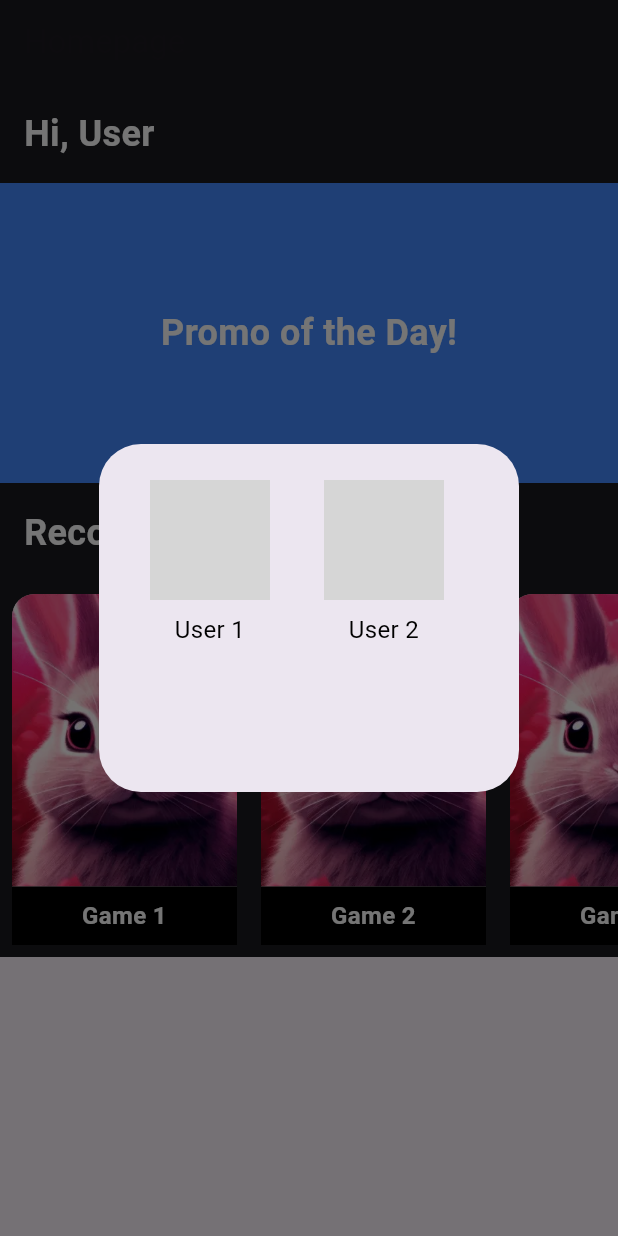
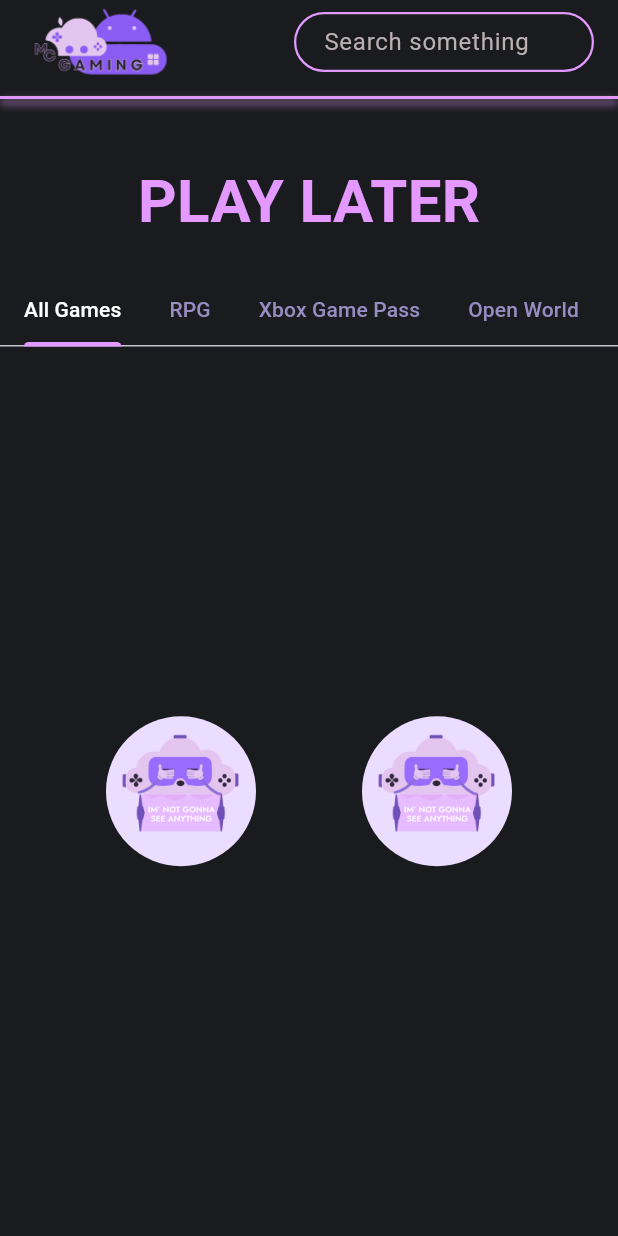
Before and after one commit to JackyZhang2004/McGaming, a Flutter app: the screen it shows after launch, on a phone screen of 412 x 824 dp. Run offline on Flutter 3.47's test engine with Material 3 defaults, Android fonts, the phone set to English and light mode, and no system bars; grey boxes are pictures that could not be loaded.

Commit message:
push play later

```diff
--- a/mcgaming/lib/main.dart
+++ b/mcgaming/lib/main.dart
@@ -1,7 +1,9 @@
 import 'package:flutter/material.dart';
 import 'package:mcgaming/pages/home_page.dart';
 import 'package:mcgaming/pages/login_page.dart';
+import 'package:mcgaming/pages/play_later.dart';
 import 'package:mcgaming/pages/register_page.dart';
+import 'package:mcgaming/pages/splash_screen.dart';
 
 void main() {
   runApp(const MyApp());
@@ -13,9 +15,9 @@
   // This widget is the root of your application.
   @override
   Widget build(BuildContext context) {
-    return MaterialApp(
+    return const MaterialApp(
       debugShowCheckedModeBanner: false,
-      home: HomePage(),
+      home: PlayLater(),
       // home: RegisterPage(),
     );
 
--- /dev/null
+++ b/mcgaming/lib/model/gameDataModel.dart
@@ -0,0 +1,6 @@
+class Gamedatamodel{
+  late final String name, imageURL, developer;
+
+  Gamedatamodel(this.name, this.imageURL, this.developer);
+
+}
--- /dev/null
+++ b/mcgaming/lib/pages/play_later.dart
@@ -0,0 +1,148 @@
+import 'package:flutter/material.dart';
+
+class PlayLater extends StatelessWidget {
+  const PlayLater({super.key});
+
+  @override
+  Widget build(BuildContext context) {
+    return MaterialApp(
+      debugShowCheckedModeBanner: false,
+      home: Scaffold(
+        backgroundColor: const Color(0XFF1A1B1E),
+        appBar: AppBar(
+          backgroundColor: const Color(0XFF1A1B1E),
+          title: Padding(
+            padding: const EdgeInsets.symmetric(vertical: 8.0),
+            child: Row(
+              mainAxisAlignment: MainAxisAlignment.spaceBetween,
+              children: [
+                Row(
+                  children: [
+                    Image.asset(
+                      'lib/images/logo_mcgaming.png',
+                      width: 100.0, // Adjust the size as needed
+                      height: 100.0,
+                    ),
+                    const SizedBox(
+                        width: 10), // Space between the image and text
+                  ],
+                ),
+                const SizedBox(
+                  width:
+                      200.0, // Set the desired width for the search container
+                  height: 40.0, // Adjust the height of the search container
+                  child: TextField(
+                    decoration: InputDecoration(
+                      hintText: "Search something",
+                      hintStyle: TextStyle(
+                        color: Color(0xffBAB0B0),
+                        fontWeight: FontWeight.normal,
+                      ),
+                      filled: true,
+                      fillColor: Color(0xff1A1B1E),
+                      enabledBorder: OutlineInputBorder(
+                        borderRadius: BorderRadius.all(Radius.circular(30.0)),
+                        borderSide: BorderSide(
+                          color: Color(0xffE299FF), // Purple border color
+                          width: 1.5,
+                        ),
+                      ),
+                      focusedBorder: OutlineInputBorder(
+                        borderRadius: BorderRadius.all(Radius.circular(30.0)),
+                        borderSide: BorderSide(
+                          color: Color(0xffE299FF), // Purple border color
+                          width: 2.0,
+                        ),
+                      ),
+                      contentPadding:
+                          EdgeInsets.symmetric(vertical: 0.0, horizontal: 16.0),
+                    ),
+                  ),
+                ),
+              ],
+            ),
+          ),
+          bottom: PreferredSize(
+            preferredSize:
+                const Size.fromHeight(10.0), // Height of the bottom area
+            child: Container(
+              decoration: const BoxDecoration(
+                color: Color(0xffE299FF), // Background color of the bottom area
+                boxShadow: [
+                  BoxShadow(
+                    color: Color(0xffE299FF), // Shadow color and opacity
+                    offset: Offset(0, 3), // Shadow offset
+                    blurRadius: 4.0, // Shadow blur radius
+                  ),
+                ],
+              ),
+              height: 2.0, // Border thickness
+            ),
+          ),
+        ),
+        body: const DefaultTabController(
+          length: 5,
+          child: Column(
+            children: [
+              SizedBox(height: 40),
+              Text(
+                'PLAY LATER',
+                style: TextStyle(
+                  color: Color(0xffE399FF),
+                  fontSize: 40,
+                  fontWeight: FontWeight.bold,
+                ),
+              ),
+              SizedBox(height: 20),
+              TabBar(
+                isScrollable: true,
+                tabAlignment: TabAlignment.start,
+                labelColor: Colors.white,
+                unselectedLabelColor: Color(0xff998CC2),
+                indicatorColor: Color(0xffE299FF),
+                tabs: [
+                  Tab(text: "All Games"),
+                  Tab(text: "RPG"),
+                  Tab(text: "Xbox Game Pass"),
+                  Tab(text: "Open World"),
+                  Tab(text: "FPS"),
+                ],
+              ),
+              Expanded(
+                child: TabBarView(
+                  children: [
+                      Row(
+                        mainAxisAlignment: MainAxisAlignment.spaceEvenly,
+                        children: [
+                          CircleAvatar(
+                            radius: 50.0, // Adjust radius as needed
+                            backgroundImage: AssetImage('lib/images/clow_close.png'),
+                          ),
+                          CircleAvatar(
+                            radius: 50.0, // Adjust radius as needed
+                            backgroundImage: AssetImage('lib/images/clow_close.png'),
+                          ),
+                        ],
+                      ),
+                    Center(
+                        child: Text("Tab 2",
+                            style: TextStyle(color: Color(0xffE299FF)))),
+                    Center(
+                        child: Text("Tab 3",
+                            style: TextStyle(color: Color(0xffE299FF)))),
+                    Center(
+                        child: Text("Tab 4",
+                            style: TextStyle(color: Color(0xffE299FF)))),
+                    Center(
+                        child: Text("Tab 5",
+                            style: TextStyle(color: Color(0xffE299FF)))),
+                  ],
+                ),
+              ),
+            ],
+          ),
+        ),
+      ),
+    );
+  }
+}
```
Also changed, not shown: mcgaming/lib/components/login_text_field.dart (+14 -2 lines), mcgaming/lib/pages/login_page.dart (+13 -5 lines), mcgaming/lib/pages/register_page.dart (+9 -1 lines), mcgaming/lib/pages/splash_screen.dart (added, +66 -0 lines).
